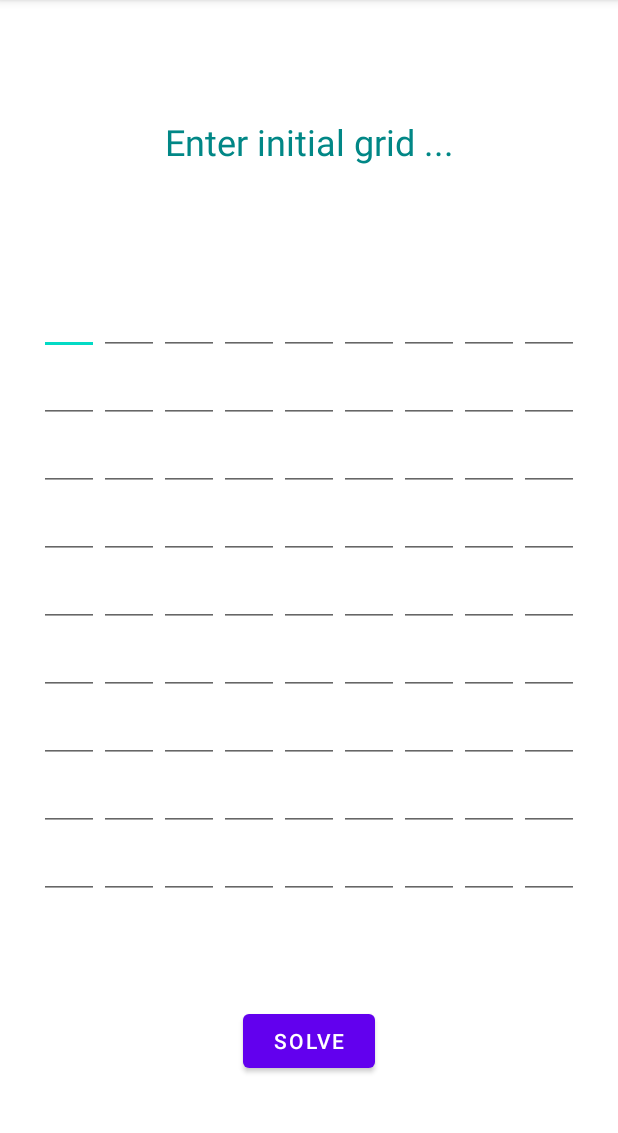
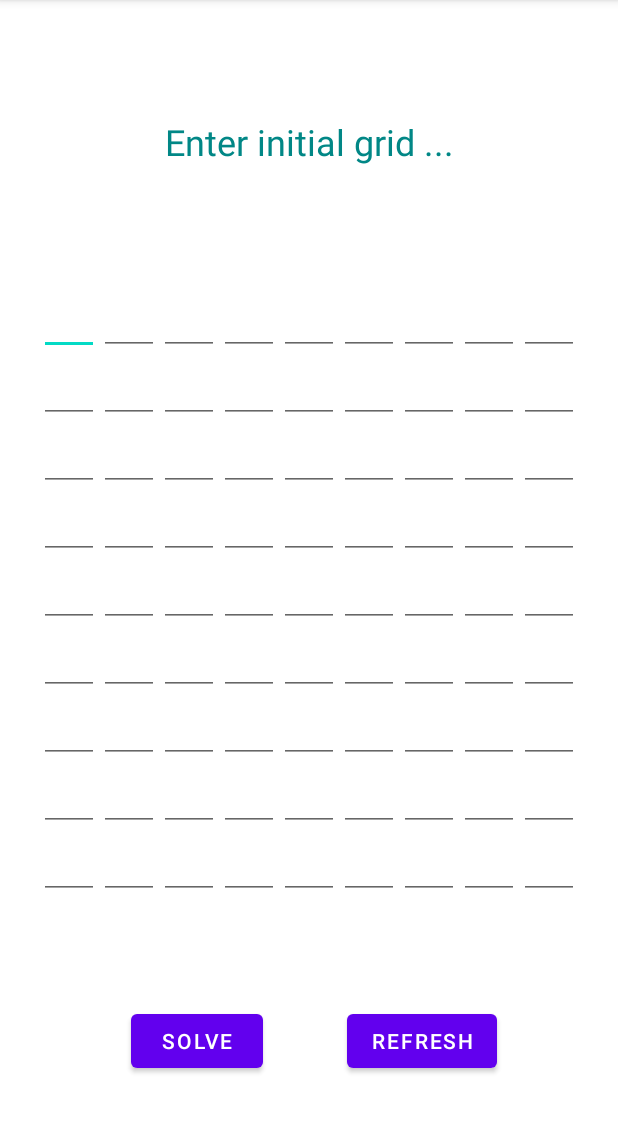
Before and after one commit to JanHued/SudokuSolver, an Android app: the screen it shows after launch (MainActivity), on a phone screen of 412 x 824 dp, the part 84-1217 px from its top. Run offline under Robolectric (Android 15) with nearby library versions, the phone set to English and light mode, and no system bars.

Commit message:
Add refresh button

```diff
--- a/app/src/main/java/com/example/sudokusolver/MainActivity.java
+++ b/app/src/main/java/com/example/sudokusolver/MainActivity.java
@@ -66,6 +66,11 @@ public class MainActivity extends AppCompatActivity {
         };
     }
 
+    public void onClickRefresh(View view){
+        finish();
+        startActivity(getIntent());
+    }
+
     @SuppressLint("ResourceType")
     public void onClickSolve(View view) throws InterruptedException {
         List<Integer> grid = readInput();
@@ -124,5 +129,6 @@ public class MainActivity extends AppCompatActivity {
 
     public void onClickRetry(View view) {
         setContentView(R.layout.activity_main);
+        onAppStart();
     }
 }
--- a/app/src/main/res/layout/activity_main.xml
+++ b/app/src/main/res/layout/activity_main.xml
@@ -1239,10 +1239,23 @@
         android:layout_width="wrap_content"
         android:layout_height="wrap_content"
         android:layout_marginBottom="50dp"
+        android:layout_marginEnd="150dp"
+        android:onClick="onClickSolve"
         android:text="@string/computeButton"
-        android:onClick="onClickSolve"
         app:layout_constraintBottom_toBottomOf="parent"
         app:layout_constraintEnd_toEndOf="parent"
-        app:layout_constraintStart_toStartOf="parent"/>
+        app:layout_constraintStart_toStartOf="parent" />
+
+    <Button
+        android:id="@+id/button2"
+        android:layout_width="wrap_content"
+        android:layout_height="wrap_content"
+        android:layout_marginBottom="50dp"
+        android:layout_marginStart="150dp"
+        android:onClick="onClickRefresh"
+        android:text="@string/refreshButton"
+        app:layout_constraintBottom_toBottomOf="parent"
+        app:layout_constraintEnd_toEndOf="parent"
+        app:layout_constraintStart_toStartOf="parent" />
 
 </androidx.constraintlayout.widget.ConstraintLayout>
--- a/app/src/main/res/values/strings.xml
+++ b/app/src/main/res/values/strings.xml
@@ -1,5 +1,6 @@
 <resources>
     <string name="app_name">SudokuSolver</string>
     <string name="computeButton">Solve</string>
+    <string name="refreshButton">Refresh</string>
     <string name="retryButton">Try again!</string>
 </resources>
```
